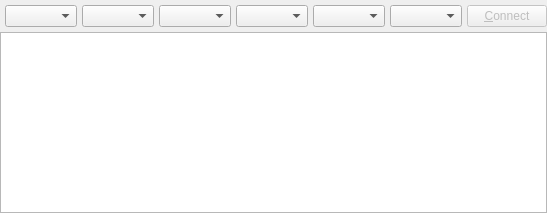
Old version of the form src/ui/consoletab.ui in the repository solaristhesun/superterm.
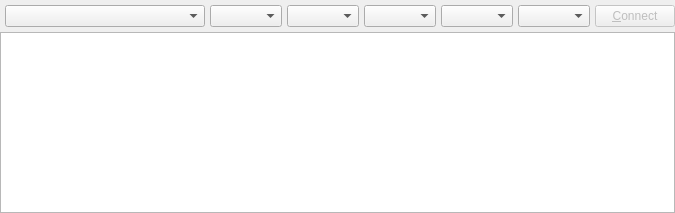
New version of the form. Custom widgets are drawn as their Qt base class.

```diff
--- a/src/ui/consoletab.ui
+++ b/src/ui/consoletab.ui
@@ -6,7 +6,7 @@
    <rect>
     <x>0</x>
     <y>0</y>
-    <width>546</width>
+    <width>594</width>
     <height>213</height>
    </rect>
   </property>
@@ -70,6 +70,12 @@
       </property>
       <item>
        <widget class="CPortsComboBox" name="comboPorts">
+        <property name="minimumSize">
+         <size>
+          <width>200</width>
+          <height>0</height>
+         </size>
+        </property>
         <property name="toolTip">
          <string>Select port</string>
         </property>
```
